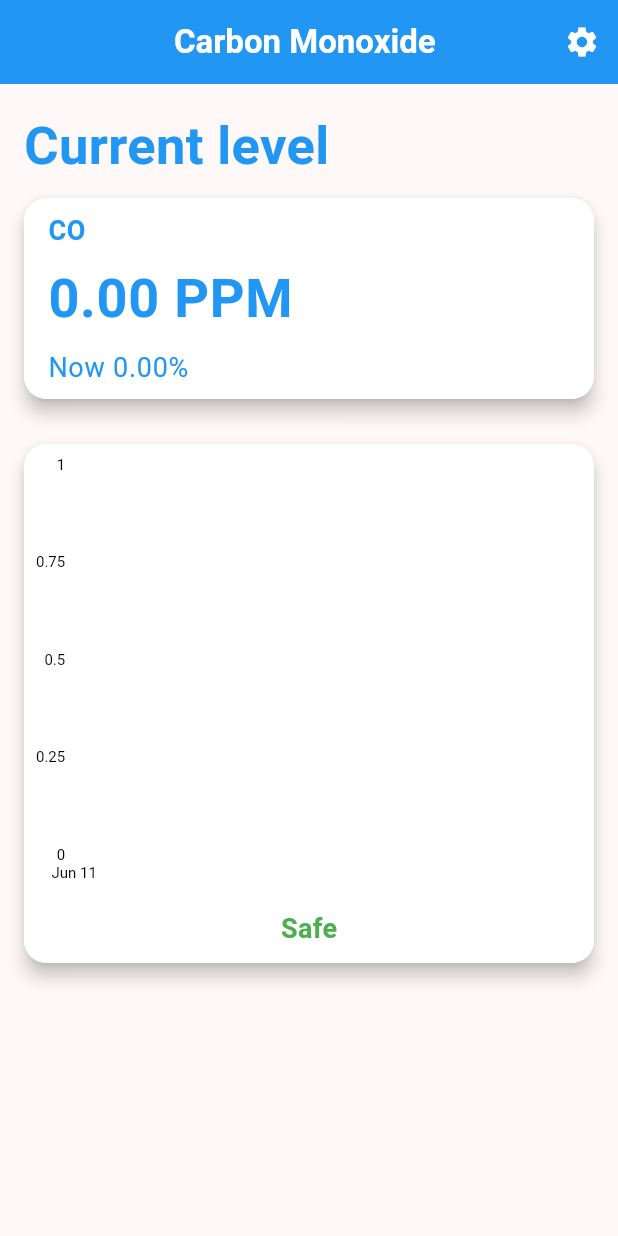
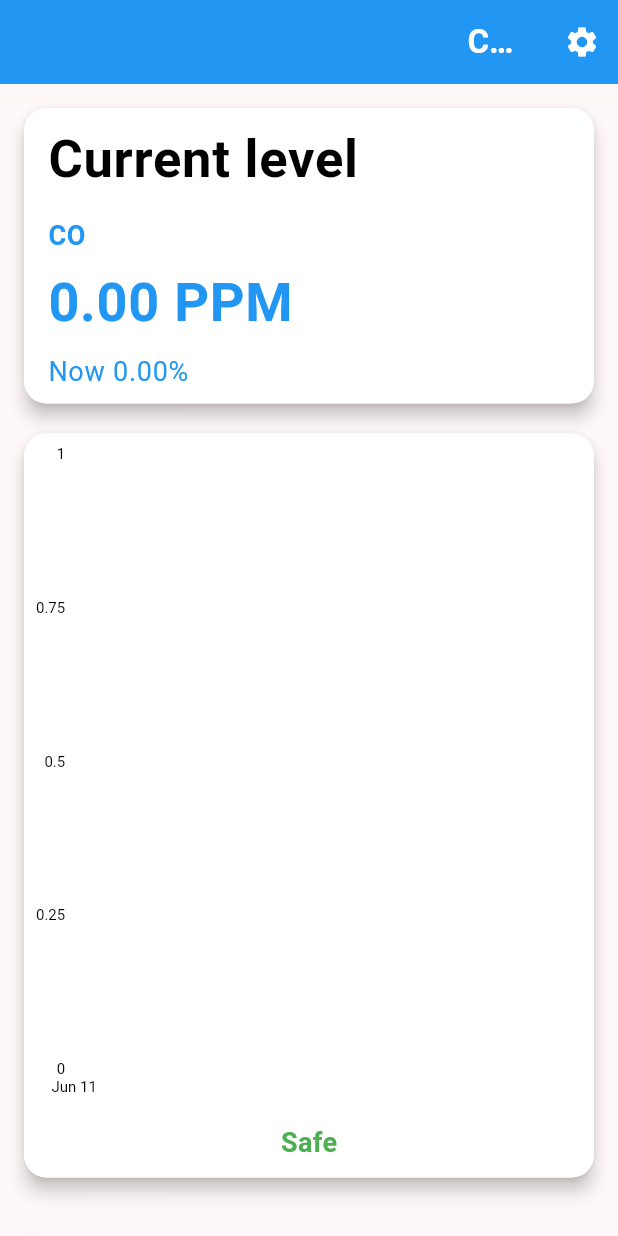
Before and after one commit to musakpg/COSense, a Flutter app: the HomePage screen opened directly, on a phone screen of 412 x 824 dp. Run offline on Flutter 3.47's test engine with Material 3 defaults, Android fonts, the phone set to English and light mode, and no system bars; our stand-ins replace charts_flutter, cloud_firestore, firebase_auth, firebase_core, firebase_database, flutter_local_notifications and 2 more; missing offline and left inert: sendgrid_mailer, workmanager; accounts and stored records are empty.

Commit message:
12 June 2024 Home Page improve

```diff
--- a/lib/page/homePage.dart
+++ b/lib/page/homePage.dart
@@ -11,7 +11,6 @@ import 'settingProfile.dart';
 import 'settingEmergency.dart';
 import 'adminPage.dart';
 import 'dart:io' show Platform;
-import 'package:intl/intl.dart';
 
 const initializationSettingsAndroid = AndroidInitializationSettings('icon');
 
@@ -35,11 +34,6 @@ class _HomePageState extends State<HomePage> {
   late FirebaseDatabase database;
   final FirebaseFirestore _firestore = FirebaseFirestore.instance;
   final FirebaseAuth _auth = FirebaseAuth.instance;
-
-  String formatTime(DateTime dateTime) {
-    final DateFormat formatter = DateFormat('yyyy-MM-dd HH:mm');
-    return formatter.format(dateTime);
-  }
 
   FlutterLocalNotificationsPlugin flutterLocalNotificationsPlugin = FlutterLocalNotificationsPlugin();
 
@@ -92,7 +86,7 @@ class _HomePageState extends State<HomePage> {
       appBar: AppBar(
         automaticallyImplyLeading: false,
         title: Padding(
-          padding: EdgeInsets.only(left: 100.0),
+          padding: EdgeInsets.only(left: 290.0),
           child: Text(
             'Carbon Monoxide',
             textAlign: TextAlign.center,
@@ -168,11 +162,6 @@ class _HomePageState extends State<HomePage> {
           child: Column(
             crossAxisAlignment: CrossAxisAlignment.start,
             children: [
-              Text(
-                'Current level',
-                style: TextStyle(fontSize: 35, fontWeight: FontWeight.bold, color: Colors.blue),
-              ),
-              SizedBox(height: 10),
               Material(
                 elevation: 5.0,  // Adjust the elevation value as needed
                 shadowColor: Colors.black,  // Black shadow color
@@ -185,6 +174,11 @@ class _HomePageState extends State<HomePage> {
                   title: Column(
                     crossAxisAlignment: CrossAxisAlignment.start,
                     children: [
+                      Text(
+                        'Current level',
+                        style: TextStyle(fontSize: 35, fontWeight: FontWeight.bold, color: Colors.black),
+                      ),
+                      SizedBox(height: 10),
                       Text(
                         'CO',
                         style: TextStyle(fontSize: 18, fontWeight: FontWeight.bold, color: Colors.blue),
@@ -203,7 +197,7 @@ class _HomePageState extends State<HomePage> {
                   ),
                 ),
               ),
-              SizedBox(height: 30),
+              SizedBox(height: 20),
               Material(
                 elevation: 5.0,
                 shadowColor: Colors.black,
@@ -217,7 +211,7 @@ class _HomePageState extends State<HomePage> {
                     crossAxisAlignment: CrossAxisAlignment.stretch,
                     children: [
                       SizedBox(
-                        height: 300,
+                        height: 450,
                         child: coDataPoints.isNotEmpty
                             ? charts.TimeSeriesChart(
                           _createLineData(coDataPoints),
@@ -294,7 +288,7 @@ class _HomePageState extends State<HomePage> {
                   ),
                 ),
               ),
-              SizedBox(height: 10),
+              SizedBox(height: 20),
               if (selectedDataPoint != null)
                 Material(
                   elevation: 5.0, // Adjust the elevation as needed
@@ -320,13 +314,7 @@ class _HomePageState extends State<HomePage> {
                     ),
                   ),
                 ),
-              if (carState == 'danger' || carState == 'warning') ...[
-                SizedBox(height: 20),
-                Text(
-                  'Actions',
-                  style: TextStyle(fontSize: 35, fontWeight: FontWeight.bold, color: Colors.blue),
-                ),
-                SizedBox(height: 10),
+              SizedBox(height: 20.0),
               Material(
                 elevation: 5.0,  // Adjust the elevation value as needed
                 shadowColor: Colors.black,  // Black shadow color
@@ -338,6 +326,13 @@ class _HomePageState extends State<HomePage> {
                   ),
                   child: Column(
                     children: [
+                      if (carState == 'danger' || carState == 'warning') ...[
+                        SizedBox(height: 20),
+                        Text(
+                          'Actions',
+                          style: TextStyle(fontSize: 35, fontWeight: FontWeight.bold, color: Colors.black),
+                        ),
+                        SizedBox(height: 10),
                         ListTile(
                           tileColor: Colors.blue,
                           shape: RoundedRectangleBorder(
@@ -369,7 +364,7 @@ class _HomePageState extends State<HomePage> {
                           ),
                           leading: Icon(Icons.phone, color: Colors.white),
                           title: Text(
-                            'Call 911',
+                            'Call 999',
                             style: TextStyle(fontSize: 18, color: Colors.white),
                           ),
                         ),
@@ -386,11 +381,11 @@ class _HomePageState extends State<HomePage> {
                           ),
                         ),
                       ],
+                    ],
                   ),
                 ),
               ),
               SizedBox(height: 20),
-              ],
               ],
           ),
         ),
--- a/lib/page/settingEmergency.dart
+++ b/lib/page/settingEmergency.dart
@@ -56,7 +56,7 @@ class _EmergencySetupScreenState extends State<EmergencySetupScreen> {
       appBar: AppBar(
         iconTheme: IconThemeData(color: Colors.white),
         title: Padding(
-          padding: EdgeInsets.only(left: 0.1),
+          padding: EdgeInsets.only(left: 180.0),
           child: Text(
             'Emergency Contacts Settings',
             style: TextStyle(fontWeight: FontWeight.bold, color: Colors.white),
--- a/lib/page/settingProfile.dart
+++ b/lib/page/settingProfile.dart
@@ -29,7 +29,7 @@ class _SettingProfileState extends State<SettingProfile> {
       appBar: AppBar(
         iconTheme: IconThemeData(color: Colors.white),
         title: Padding(
-          padding: EdgeInsets.only(left: 60.0),
+          padding: EdgeInsets.only(left: 250.0),
           child: Text(
             'Profile Settings',
             style: TextStyle(fontWeight: FontWeight.bold, color: Colors.white),
--- a/lib/page/setup_profile.dart
+++ b/lib/page/setup_profile.dart
@@ -20,8 +20,9 @@ class _ProfileSetupScreenState extends State<ProfileSetupScreen> {
   Widget build(BuildContext context) {
     return Scaffold(
       appBar: AppBar(
+        automaticallyImplyLeading: false,
         title: Padding(
-          padding: EdgeInsets.only(left: 60.0),
+          padding: EdgeInsets.only(left: 290.0),
           child: Text(
             'Profile Settings',
             style: TextStyle(fontWeight: FontWeight.bold, color: Colors.white),
--- a/pubspec.yaml
+++ b/pubspec.yaml
@@ -54,7 +54,6 @@ dependencies:
   path_provider: ^2.0.13
   provider: ^6.0.3
   flutter_secure_storage: ^7.0.1
-  intl: ^0.17.0
 
 
 dev_dependencies:
```
Also changed, not shown: lib/page/setup_emergency.dart (+24 -3 lines), pubspec.lock. Lines whose indentation alone changed are shown as unchanged.
